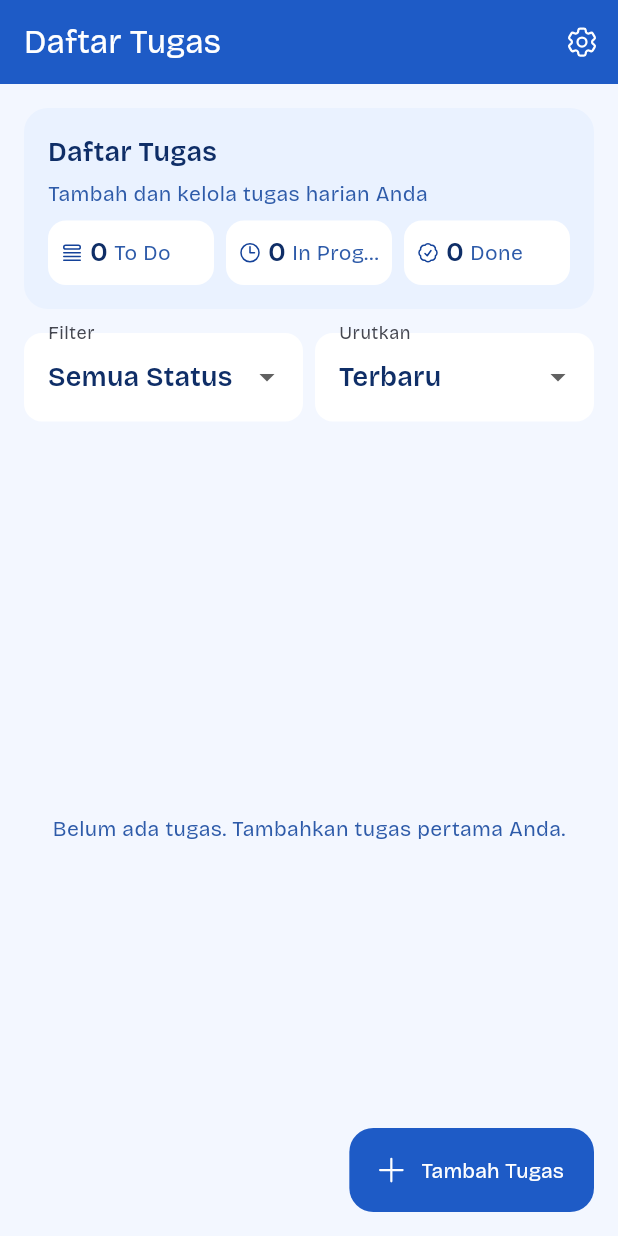
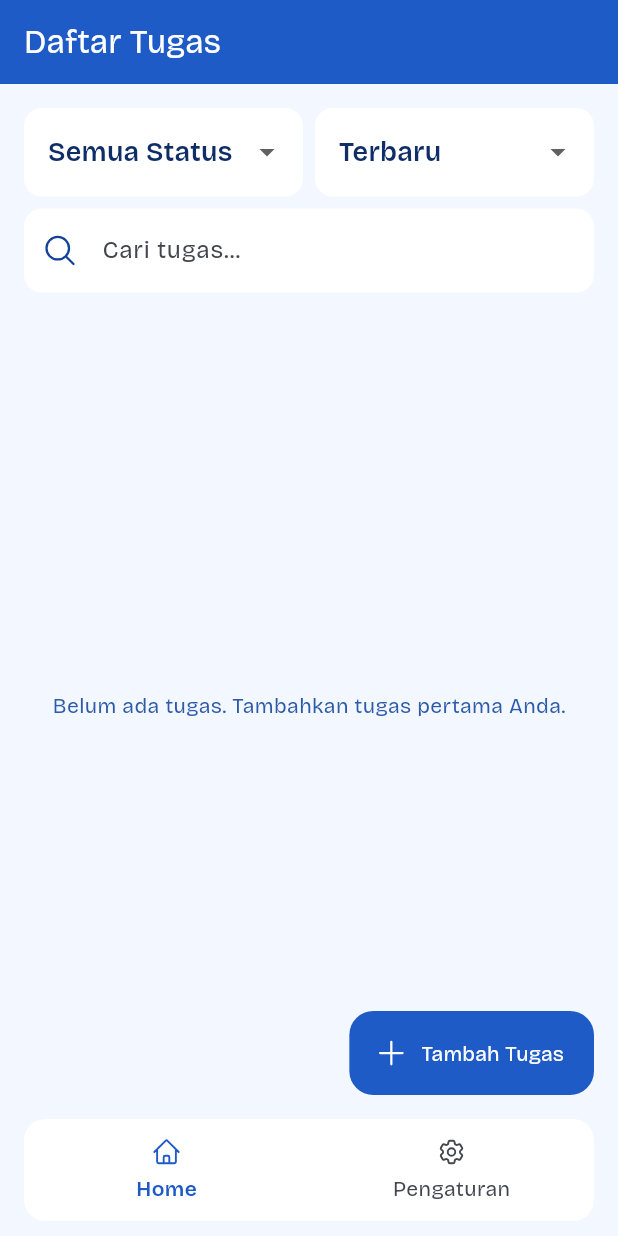
Before and after one commit to bri-anadi/autask, a Flutter app: the screen it shows after launch, on a phone screen of 412 x 824 dp. Run offline on Flutter 3.47's test engine with Material 3 defaults, Android fonts, the phone set to English and light mode, and no system bars; our stand-ins replace equatable, flutter_bloc, flutter_secure_storage, get_it, heroicons, sqflite; accounts and stored records are empty.

Commit message:
feat(ui): add home settings navigation and search-first layout

```diff
--- a/lib/app/app.dart
+++ b/lib/app/app.dart
@@ -1,7 +1,8 @@
 import 'package:autask/app/di/injection.dart';
+import 'package:autask/app/pages/main_navigation_page.dart';
 import 'package:autask/app/theme/app_theme.dart';
+import 'package:autask/features/ai_settings/presentation/cubit/ai_settings_cubit.dart';
 import 'package:autask/features/task/presentation/cubit/task_cubit.dart';
-import 'package:autask/features/task/presentation/pages/task_home_page.dart';
 import 'package:flutter/material.dart';
 import 'package:flutter_bloc/flutter_bloc.dart';
 
@@ -14,9 +15,14 @@ class AutaskApp extends StatelessWidget {
       title: 'Autask',
       debugShowCheckedModeBanner: false,
       theme: AppTheme.light(),
-      home: BlocProvider<TaskCubit>(
-        create: (_) => sl<TaskCubit>()..loadTasks(),
-        child: const TaskHomePage(),
+      home: MultiBlocProvider(
+        providers: <BlocProvider<dynamic>>[
+          BlocProvider<TaskCubit>(create: (_) => sl<TaskCubit>()..loadTasks()),
+          BlocProvider<AiSettingsCubit>(
+            create: (_) => sl<AiSettingsCubit>()..loadSavedKey(),
+          ),
+        ],
+        child: const MainNavigationPage(),
       ),
     );
   }
--- /dev/null
+++ b/lib/app/pages/main_navigation_page.dart
@@ -0,0 +1,109 @@
+import 'package:autask/features/ai_settings/presentation/pages/ai_settings_page.dart';
+import 'package:autask/features/task/presentation/pages/task_home_page.dart';
+import 'package:flutter/material.dart';
+import 'package:heroicons/heroicons.dart';
+
+class MainNavigationPage extends StatefulWidget {
+  const MainNavigationPage({super.key});
+
+  @override
+  State<MainNavigationPage> createState() => _MainNavigationPageState();
+}
+
+class _MainNavigationPageState extends State<MainNavigationPage> {
+  int _selectedIndex = 0;
+
+  @override
+  Widget build(BuildContext context) {
+    return Scaffold(
+      body: IndexedStack(
+        index: _selectedIndex,
+        children: const <Widget>[TaskHomePage(), AiSettingsPage()],
+      ),
+      bottomNavigationBar: SafeArea(
+        minimum: const EdgeInsets.fromLTRB(16, 0, 16, 10),
+        child: Container(
+          decoration: BoxDecoration(
+            color: Theme.of(context).colorScheme.surface,
+            borderRadius: BorderRadius.circular(14),
+          ),
+          child: Row(
+            children: <Widget>[
+              Expanded(
+                child: _NavButton(
+                  isActive: _selectedIndex == 0,
+                  icon: HeroIcons.home,
+                  label: 'Home',
+                  onTap: () {
+                    setState(() {
+                      _selectedIndex = 0;
+                    });
+                  },
+                ),
+              ),
+              Expanded(
+                child: _NavButton(
+                  isActive: _selectedIndex == 1,
+                  icon: HeroIcons.cog6Tooth,
+                  label: 'Pengaturan',
+                  onTap: () {
+                    setState(() {
+                      _selectedIndex = 1;
+                    });
+                  },
+                ),
+              ),
+            ],
+          ),
+        ),
+      ),
+    );
+  }
+}
+
+class _NavButton extends StatelessWidget {
+  const _NavButton({
+    required this.isActive,
+    required this.icon,
+    required this.label,
+    required this.onTap,
+  });
+
+  final bool isActive;
+  final HeroIcons icon;
+  final String label;
+  final VoidCallback onTap;
+
+  @override
+  Widget build(BuildContext context) {
+    final Color activeColor = Theme.of(context).colorScheme.primary;
+    final Color inactiveColor = Theme.of(context).colorScheme.onSurfaceVariant;
+
+    return InkWell(
+      onTap: onTap,
+      borderRadius: BorderRadius.circular(14),
+      child: Padding(
+        padding: const EdgeInsets.symmetric(vertical: 12),
+        child: Column(
+          mainAxisSize: MainAxisSize.min,
+          children: <Widget>[
+            HeroIcon(
+              icon,
+              color: isActive ? activeColor : inactiveColor,
+              size: 20,
+              style: HeroIconStyle.outline,
+            ),
+            const SizedBox(height: 4),
+            Text(
+              label,
+              style: TextStyle(
+                color: isActive ? activeColor : inactiveColor,
+                fontWeight: isActive ? FontWeight.w600 : FontWeight.w500,
+              ),
+            ),
+          ],
+        ),
+      ),
+    );
+  }
+}
--- a/lib/core/constants/app_strings.dart
+++ b/lib/core/constants/app_strings.dart
@@ -20,14 +20,13 @@ class AppStrings {
   static const String cancelLabel = 'Batal';
   static const String clearDateLabel = 'Hapus Tanggal';
   static const String chooseDateLabel = 'Pilih Tanggal';
-  static const String emptyTaskMessage =
-      'Belum ada tugas. Tambahkan tugas pertama Anda.';
+  static const String emptyTaskMessage = 'Belum ada tugas. Tambahkan tugas pertama Anda.';
   static const String deleteTaskLabel = 'Hapus tugas';
   static const String editTaskLabel = 'Edit tugas';
   static const String quickStatusLabel = 'Ubah status cepat';
   static const String aiSettingsLabel = 'Pengaturan AI';
 
-  static const String aiSettingsTitle = 'Pengaturan Gemini (BYOK)';
+  static const String aiSettingsTitle = 'Pengaturan';
   static const String aiSettingsDescription =
       'Masukkan API key Gemini Anda sendiri. Kunci disimpan aman di secure storage perangkat dan tidak di-hardcode di source code.';
   static const String aiApiKeyLabel = 'API Key Gemini';
@@ -35,8 +34,7 @@ class AppStrings {
   static const String aiSaveKeyButton = 'Simpan API Key';
   static const String aiDeleteKeyButton = 'Hapus API Key';
   static const String aiSavedKeyTitle = 'API Key Tersimpan (Masked)';
-  static const String aiNoSavedKeyLabel =
-      'Belum ada API key tersimpan di perangkat.';
+  static const String aiNoSavedKeyLabel = 'Belum ada API key tersimpan di perangkat.';
 
   static const String aiLoadKeyError = 'Gagal memuat API key tersimpan';
   static const String aiSaveKeyError = 'Gagal menyimpan API key';
@@ -44,11 +42,9 @@ class AppStrings {
   static const String aiSaveKeySuccess = 'API key berhasil disimpan';
   static const String aiDeleteKeySuccess = 'API key berhasil dihapus';
   static const String aiValidationEmptyKey = 'API key tidak boleh kosong';
-  static const String aiValidationNoSpaces =
-      'API key tidak boleh mengandung spasi';
+  static const String aiValidationNoSpaces = 'API key tidak boleh mengandung spasi';
   static const String aiValidationMinimumLength = 'API key minimal 20 karakter';
-  static const String aiValidationPrefix =
-      'Format API key tidak valid (harus diawali AIza)';
+  static const String aiValidationPrefix = 'Format API key tidak valid (harus diawali AIza)';
 
   static const String todoStatus = 'todo';
   static const String inProgressStatus = 'in progress';
--- a/lib/features/ai_settings/presentation/pages/ai_settings_page.dart
+++ b/lib/features/ai_settings/presentation/pages/ai_settings_page.dart
@@ -62,7 +62,6 @@ class _AiSettingsPageState extends State<AiSettingsPage> {
                 controller: _apiKeyController,
                 obscureText: !state.isKeyVisible,
                 decoration: InputDecoration(
-                  labelText: AppStrings.aiApiKeyLabel,
                   hintText: AppStrings.aiApiKeyHint,
                   suffixIcon: IconButton(
                     onPressed: cubit.toggleKeyVisibility,
--- a/lib/features/task/presentation/cubit/task_state.dart
+++ b/lib/features/task/presentation/cubit/task_state.dart
@@ -11,12 +11,14 @@ abstract class TaskState extends Equatable {
     required this.tasks,
     required this.statusFilter,
     required this.sortOption,
+    required this.searchQuery,
   });
 
   final List<Task> allTasks;
   final List<Task> tasks;
   final TaskStatusFilter statusFilter;
   final TaskSortOption sortOption;
+  final String searchQuery;
 
   @override
   List<Object?> get props => <Object?>[
@@ -24,6 +26,7 @@ abstract class TaskState extends Equatable {
     tasks,
     statusFilter,
     sortOption,
+    searchQuery,
   ];
 }
 
@@ -34,6 +37,7 @@ class TaskInitial extends TaskState {
         tasks: const <Task>[],
         statusFilter: TaskStatusFilter.all,
         sortOption: TaskSortOption.latestCreated,
+        searchQuery: '',
       );
 }
 
@@ -43,6 +47,7 @@ class TaskLoading extends TaskState {
     required super.tasks,
     required super.statusFilter,
     required super.sortOption,
+    required super.searchQuery,
   });
 }
 
@@ -52,6 +57,7 @@ class TaskLoaded extends TaskState {
     required super.tasks,
     required super.statusFilter,
     required super.sortOption,
+    required super.searchQuery,
   });
 }
 
@@ -61,6 +67,7 @@ class TaskError extends TaskState {
     required super.tasks,
     required super.statusFilter,
     required super.sortOption,
+    required super.searchQuery,
     required this.message,
   });
 
@@ -72,6 +79,7 @@ class TaskError extends TaskState {
     tasks,
     statusFilter,
     sortOption,
+    searchQuery,
     message,
   ];
 }
--- a/lib/features/task/presentation/pages/task_home_page.dart
+++ b/lib/features/task/presentation/pages/task_home_page.dart
@@ -1,11 +1,8 @@
 import 'package:autask/app/theme/app_colors.dart';
 import 'package:autask/app/theme/app_radius.dart';
 import 'package:autask/app/theme/app_spacing.dart';
-import 'package:autask/app/di/injection.dart';
 import 'package:autask/core/constants/app_strings.dart';
 import 'package:autask/core/utils/date_formatter.dart';
-import 'package:autask/features/ai_settings/presentation/cubit/ai_settings_cubit.dart';
-import 'package:autask/features/ai_settings/presentation/pages/ai_settings_page.dart';
 import 'package:autask/features/task/domain/entities/task.dart';
 import 'package:autask/features/task/presentation/cubit/task_cubit.dart';
 import 'package:autask/features/task/presentation/cubit/task_state.dart';
@@ -21,34 +18,12 @@ class TaskHomePage extends StatelessWidget {
   @override
   Widget build(BuildContext context) {
     return Scaffold(
-      appBar: AppBar(
-        title: const Text(AppStrings.taskPageTitle),
-        actions: <Widget>[
-          IconButton(
-            tooltip: AppStrings.aiSettingsLabel,
-            onPressed: () {
-              _openAiSettings(context: context);
-            },
-            icon: const HeroIcon(
-              HeroIcons.cog6Tooth,
-              color: Colors.white,
-              style: HeroIconStyle.outline,
-            ),
-          ),
-        ],
-      ),
+      appBar: AppBar(title: const Text(AppStrings.taskPageTitle)),
       body: Padding(
         padding: const EdgeInsets.all(AppSpacing.md),
         child: Column(
           crossAxisAlignment: CrossAxisAlignment.stretch,
           children: <Widget>[
-            BlocSelector<TaskCubit, TaskState, List<Task>>(
-              selector: (TaskState state) => state.allTasks,
-              builder: (BuildContext context, List<Task> allTasks) {
-                return _OverviewPanel(tasks: allTasks);
-              },
-            ),
-            const SizedBox(height: AppSpacing.md),
             BlocSelector<
               TaskCubit,
               TaskState,
@@ -77,6 +52,19 @@ class TaskHomePage extends StatelessWidget {
                       },
                     );
                   },
+            ),
+            const SizedBox(height: AppSpacing.sm),
+            TextField(
+              onChanged: (String value) {
+                context.read<TaskCubit>().setSearchQuery(searchQuery: value);
+              },
+              decoration: InputDecoration(
+                hintText: 'Cari tugas...',
+                prefixIcon: const HeroIcon(
+                  HeroIcons.magnifyingGlass,
+                  style: HeroIconStyle.outline,
+                ),
+              ),
             ),
             const SizedBox(height: AppSpacing.md),
             Expanded(
@@ -195,7 +183,7 @@ class TaskHomePage extends StatelessWidget {
                     TextField(
                       controller: titleController,
                       decoration: const InputDecoration(
-                        labelText: AppStrings.titleLabel,
+                        hintText: 'Judul tugas',
                       ),
                       autofocus: true,
                     ),
@@ -203,7 +191,7 @@ class TaskHomePage extends StatelessWidget {
                     TextField(
                       controller: descriptionController,
                       decoration: const InputDecoration(
-                        labelText: AppStrings.descriptionLabel,
+                        hintText: 'Deskripsi tugas',
                       ),
                       maxLines: 3,
                     ),
@@ -294,14 +282,14 @@ class TaskHomePage extends StatelessWidget {
                     TextField(
                       controller: titleController,
                       decoration: const InputDecoration(
-                        labelText: AppStrings.titleLabel,
+                        hintText: 'Judul tugas',
                       ),
                     ),
                     const SizedBox(height: AppSpacing.sm),
                     TextField(
                       controller: descriptionController,
                       decoration: const InputDecoration(
-                        labelText: AppStrings.descriptionLabel,
+                        hintText: 'Deskripsi tugas',
                       ),
                       maxLines: 3,
                     ),
@@ -386,17 +374,6 @@ class TaskHomePage extends StatelessWidget {
       initialDate: initialDate ?? now,
     );
   }
-
-  void _openAiSettings({required BuildContext context}) {
-    Navigator.of(context).push(
-      MaterialPageRoute<void>(
-        builder: (_) => BlocProvider<AiSettingsCubit>(
-          create: (_) => sl<AiSettingsCubit>()..loadSavedKey(),
-          child: const AiSettingsPage(),
-        ),
-      ),
-    );
-  }
 }
 
 class _FilterSortSection extends StatelessWidget {
@@ -420,9 +397,7 @@ class _FilterSortSection extends StatelessWidget {
           child: DropdownButtonFormField<TaskStatusFilter>(
             initialValue: selectedFilter,
             isExpanded: true,
-            decoration: const InputDecoration(
-              labelText: AppStrings.filterLabel,
-            ),
+            decoration: const InputDecoration(hintText: 'Filter status'),
             items: const <DropdownMenuItem<TaskStatusFilter>>[
               DropdownMenuItem<TaskStatusFilter>(
                 value: TaskStatusFilter.all,
@@ -454,7 +429,7 @@ class _FilterSortSection extends StatelessWidget {
           child: DropdownButtonFormField<TaskSortOption>(
             initialValue: selectedSortOption,
             isExpanded: true,
-            decoration: const InputDecoration(labelText: AppStrings.sortLabel),
+            decoration: const InputDecoration(hintText: 'Urutkan'),
             items: const <DropdownMenuItem<TaskSortOption>>[
               DropdownMenuItem<TaskSortOption>(
                 value: TaskSortOption.latestCreated,
@@ -492,7 +467,7 @@ class _StatusDropdown extends StatelessWidget {
   Widget build(BuildContext context) {
     return DropdownButtonFormField<String>(
       initialValue: value,
-      decoration: const InputDecoration(labelText: AppStrings.statusLabel),
+      decoration: const InputDecoration(hintText: 'Status'),
       items: const <DropdownMenuItem<String>>[
         DropdownMenuItem<String>(
           value: AppStrings.todoStatus,
@@ -527,7 +502,7 @@ class _PriorityDropdown extends StatelessWidget {
   Widget build(BuildContext context) {
     return DropdownButtonFormField<String>(
       initialValue: value,
-      decoration: const InputDecoration(labelText: AppStrings.priorityLabel),
+      decoration: const InputDecoration(hintText: 'Prioritas'),
       items: const <DropdownMenuItem<String>>[
         DropdownMenuItem<String>(
           value: AppStrings.highPriority,
@@ -568,9 +543,14 @@ class _DueDatePickerField extends StatelessWidget {
     return Row(
       children: <Widget>[
         Expanded(
-          child: InputDecorator(
-            decoration: const InputDecoration(
-              labelText: AppStrings.dueDateLabel,
+          child: Container(
+            padding: const EdgeInsets.symmetric(
+              horizontal: AppSpacing.md,
+              vertical: AppSpacing.md,
+            ),
+            decoration: BoxDecoration(
+              color: AppColors.surface,
+              borderRadius: BorderRadius.circular(AppRadius.md),
             ),
             child: Text(
               selectedDueDate == null
@@ -594,121 +574,6 @@ class _DueDatePickerField extends StatelessWidget {
           icon: const HeroIcon(HeroIcons.xMark, style: HeroIconStyle.outline),
         ),
       ],
-    );
-  }
-}
-
-class _OverviewPanel extends StatelessWidget {
-  const _OverviewPanel({required this.tasks});
-
-  final List<Task> tasks;
-
-  @override
-  Widget build(BuildContext context) {
-    final int todoCount = tasks
-        .where((Task task) => task.status == AppStrings.todoStatus)
-        .length;
-    final int inProgressCount = tasks
-        .where((Task task) => task.status == AppStrings.inProgressStatus)
-        .length;
-    final int doneCount = tasks
-        .where((Task task) => task.status == AppStrings.doneStatus)
-        .length;
-
-    return Container(
-      padding: const EdgeInsets.all(AppSpacing.md),
-      decoration: BoxDecoration(
-        color: AppColors.primaryLight,
-        borderRadius: BorderRadius.circular(AppRadius.lg),
-      ),
-      child: Column(
-        crossAxisAlignment: CrossAxisAlignment.start,
-        children: <Widget>[
-          Text(
-            AppStrings.taskPageTitle,
-            style: Theme.of(context).textTheme.titleMedium,
-          ),
-          const SizedBox(height: AppSpacing.xs),
-          Text(
-            AppStrings.taskPageSubtitle,
-            style: Theme.of(context).textTheme.bodyMedium,
-          ),
-          const SizedBox(height: AppSpacing.sm),
-          Row(
-            children: <Widget>[
-              Expanded(
-                child: _OverviewBadge(
-                  icon: HeroIcons.queueList,
-                  count: todoCount,
-                  label: 'To Do',
-                ),
-              ),
-              const SizedBox(width: AppSpacing.sm),
-              Expanded(
-                child: _OverviewBadge(
-                  icon: HeroIcons.clock,
-                  count: inProgressCount,
-                  label: 'In Progress',
-                ),
-              ),
-              const SizedBox(width: AppSpacing.sm),
-              Expanded(
-                child: _OverviewBadge(
-                  icon: HeroIcons.checkBadge,
-                  count: doneCount,
-                  label: 'Done',
-                ),
-              ),
-            ],
-          ),
-        ],
-      ),
-    );
-  }
-}
-
-class _OverviewBadge extends StatelessWidget {
-  const _OverviewBadge({
-    required this.icon,
-    required this.count,
-    required this.label,
-  });
-
-  final HeroIcons icon;
-  final int count;
-  final String label;
-
-  @override
-  Widget build(BuildContext context) {
-    return Container(
-      padding: const EdgeInsets.symmetric(
-        horizontal: AppSpacing.sm,
-        vertical: AppSpacing.sm,
-      ),
-      decoration: BoxDecoration(
-        color: Colors.white,
-        borderRadius: BorderRadius.circular(AppRadius.md),
-      ),
-      child: Row(
-        children: <Widget>[
-          HeroIcon(
-            icon,
-            size: 16,
-            color: AppColors.primaryDark,
-            style: HeroIconStyle.outline,
-          ),
-          const SizedBox(width: AppSpacing.xs),
-          Text('$count', style: Theme.of(context).textTheme.titleMedium),
-          const SizedBox(width: AppSpacing.xs),
-          Flexible(
-            child: Text(
-              label,
-              overflow: TextOverflow.ellipsis,
-              style: Theme.of(context).textTheme.bodyMedium,
-            ),
-          ),
-        ],
-      ),
     );
   }
 }
```
Also changed, not shown: lib/features/task/presentation/cubit/task_cubit.dart (+44 -9 lines), 1 other file.
